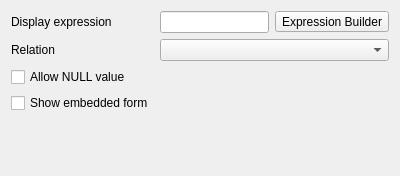
Before: the Qt Designer form src/ui/editorwidgets/qgsrelreferenceconfigdlgbase.ui in carsmie/QGIS, drawn with Qt 5.
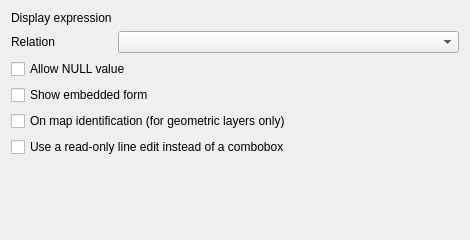
After: the same form once the commit is applied. Icons and pictures are not drawn. Custom widgets are drawn as their Qt base class.

Commit message: select related feature on the canvas from the relation reference widget (in the attribute form)

Patch:
```diff
--- a/src/ui/editorwidgets/qgsrelreferenceconfigdlgbase.ui
+++ b/src/ui/editorwidgets/qgsrelreferenceconfigdlgbase.ui
@@ -6,8 +6,8 @@
    <rect>
     <x>0</x>
     <y>0</y>
-    <width>400</width>
-    <height>176</height>
+    <width>470</width>
+    <height>240</height>
    </rect>
   </property>
   <property name="windowTitle">
@@ -25,32 +25,7 @@
     </widget>
    </item>
    <item row="0" column="1">
-    <layout class="QHBoxLayout" name="horizontalLayout">
-     <item>
-      <widget class="QLineEdit" name="mTxtDisplayExpression"/>
-     </item>
-     <item>
-      <widget class="QToolButton" name="mPbnPreviewExpression">
-       <property name="text">
-        <string>Expression Builder</string>
-       </property>
-       <property name="icon">
-        <iconset resource="../../../images/images.qrc">
-         <normaloff>:/images/themes/default/mIconExpressionEditorOpen.svg</normaloff>:/images/themes/default/mIconExpressionEditorOpen.svg</iconset>
-       </property>
-      </widget>
-     </item>
-    </layout>
-   </item>
-   <item row="1" column="1">
-    <widget class="QComboBox" name="mComboRelation"/>
-   </item>
-   <item row="7" column="0">
-    <widget class="QCheckBox" name="mCbxShowForm">
-     <property name="text">
-      <string>Show embedded form</string>
-     </property>
-    </widget>
+    <widget class="QgsFieldExpressionWidget" name="mExpressionWidget" native="true"/>
    </item>
    <item row="1" column="0">
     <widget class="QLabel" name="label_2">
@@ -59,17 +34,47 @@
      </property>
     </widget>
    </item>
-   <item row="6" column="0">
+   <item row="1" column="1">
+    <widget class="QComboBox" name="mComboRelation"/>
+   </item>
+   <item row="6" column="0" colspan="2">
     <widget class="QCheckBox" name="mCbxAllowNull">
      <property name="text">
       <string>Allow NULL value</string>
      </property>
     </widget>
    </item>
+   <item row="7" column="0" colspan="2">
+    <widget class="QCheckBox" name="mCbxShowForm">
+     <property name="text">
+      <string>Show embedded form</string>
+     </property>
+    </widget>
+   </item>
+   <item row="8" column="0" colspan="2">
+    <widget class="QCheckBox" name="mCbxMapIdentification">
+     <property name="text">
+      <string>On map identification (for geometric layers only)</string>
+     </property>
+    </widget>
+   </item>
+   <item row="9" column="0" colspan="2">
+    <widget class="QCheckBox" name="mCbxReadOnly">
+     <property name="text">
+      <string>Use a read-only line edit instead of a combobox</string>
+     </property>
+    </widget>
+   </item>
   </layout>
  </widget>
- <resources>
-  <include location="../../../images/images.qrc"/>
- </resources>
+ <customwidgets>
+  <customwidget>
+   <class>QgsFieldExpressionWidget</class>
+   <extends>QWidget</extends>
+   <header location="global">qgsfieldexpressionwidget.h</header>
+   <container>1</container>
+  </customwidget>
+ </customwidgets>
+ <resources/>
  <connections/>
 </ui>
```
The commit also changes 15 other files.
